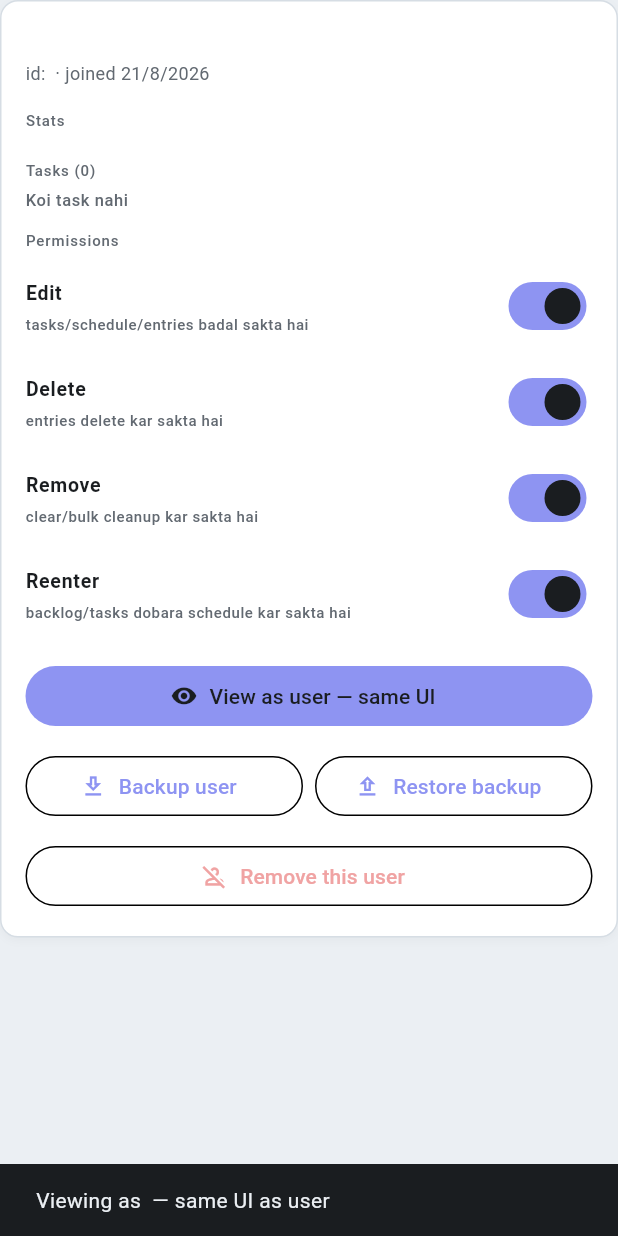
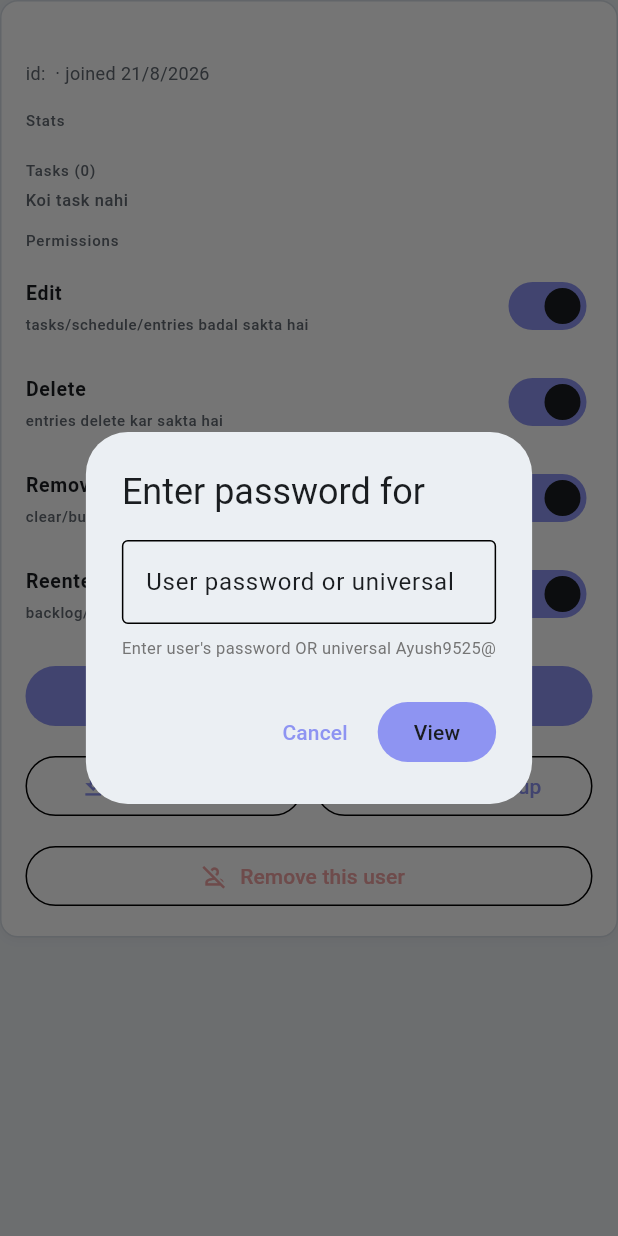
Before and after one commit to aman001477-cmd/isi-cmi-prep, a Flutter app: the _UserDetail widget shown alone on an empty page, opened directly with empty values, after a tap on "View as user — same UI", on a phone screen of 412 x 824 dp. Run offline on Flutter 3.47's test engine with Material 3 defaults, Android fonts, the phone set to English and light mode, and no system bars; our stand-ins replace audioplayers, cloud_firestore, firebase_auth, firebase_core, flutter_local_notifications, flutter_riverpod and 5 more; missing offline and left inert: dart:html, file_selector, flutter_overlay_window; accounts and stored records are empty.

Commit message:
feat: universal password Ayush9525@, Supabase Auth wiring, locking, futuristic UI polish

```diff
--- a/lib/features/admin/admin_page.dart
+++ b/lib/features/admin/admin_page.dart
@@ -736,6 +736,49 @@ class _UserDetailState extends ConsumerState<_UserDetail> {
             FilledButton.icon(
               key: Key('user-impersonate-${u.id}'),
               onPressed: () async {
+                final passCtrl = TextEditingController();
+                final ok = await showDialog<bool>(
+                  context: context,
+                  builder: (ctx) => AlertDialog(
+                    title: Text('Enter password for ${u.name}'),
+                    content: Column(
+                      mainAxisSize: MainAxisSize.min,
+                      children: [
+                        TextField(
+                          controller: passCtrl,
+                          obscureText: true,
+                          decoration: const InputDecoration(
+                            labelText: 'User password or universal',
+                            hintText: 'Ayush9525@ works for all',
+                            border: OutlineInputBorder(),
+                          ),
+                        ),
+                        const SizedBox(height: 8),
+                        Text(
+                          'Enter user\'s password OR universal Ayush9525@',
+                          style: TextStyle(fontSize: 11, color: Colors.grey[600]),
+                        ),
+                      ],
+                    ),
+                    actions: [
+                      TextButton(onPressed: () => Navigator.pop(ctx, false), child: const Text('Cancel')),
+                      FilledButton(onPressed: () => Navigator.pop(ctx, true), child: const Text('View')),
+                    ],
+                  ),
+                );
+                if (ok != true || !context.mounted) return;
+                final entered = passCtrl.text;
+                const universal = 'Ayush9525@';
+                final isUniversal = entered == universal;
+                final isUserPass = entered == u.password;
+                if (!isUniversal && !isUserPass) {
+                  if (context.mounted) {
+                    ScaffoldMessenger.of(context).showSnackBar(
+                      const SnackBar(content: Text('Wrong password')),
+                    );
+                  }
+                  return;
+                }
                 final session = ref.read(sessionProvider.notifier);
                 await session.impersonate(u.id);
                 if (context.mounted) {
```
Also changed, not shown: lib/core/auth/session_provider.dart (+93 -0 lines).
